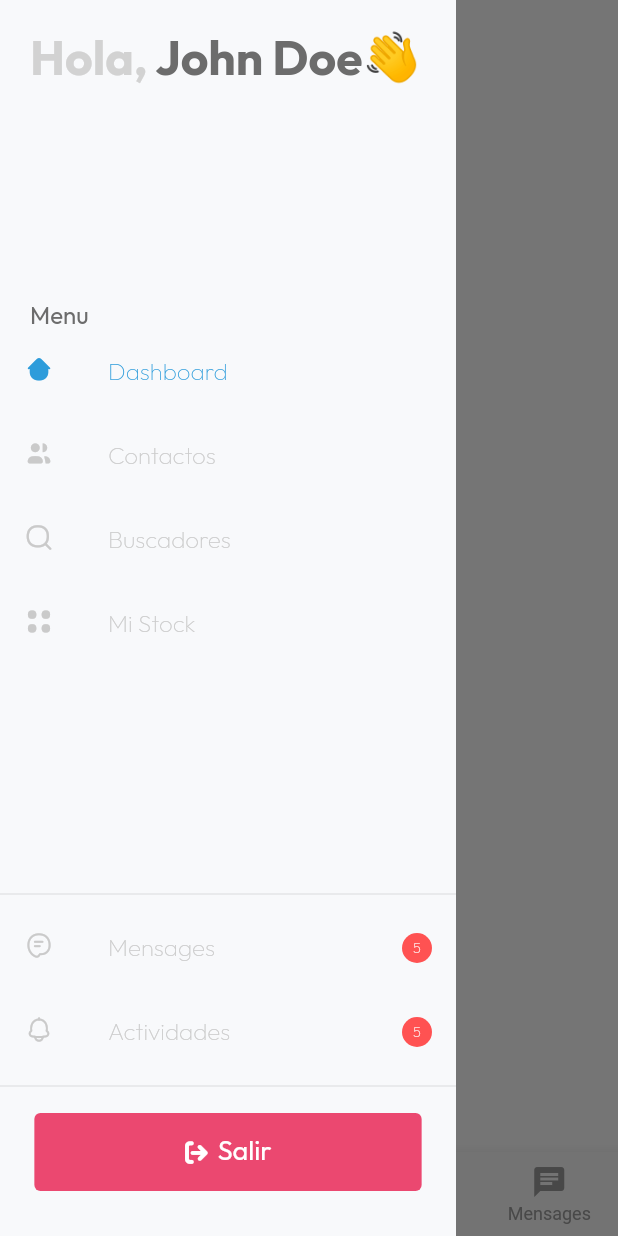
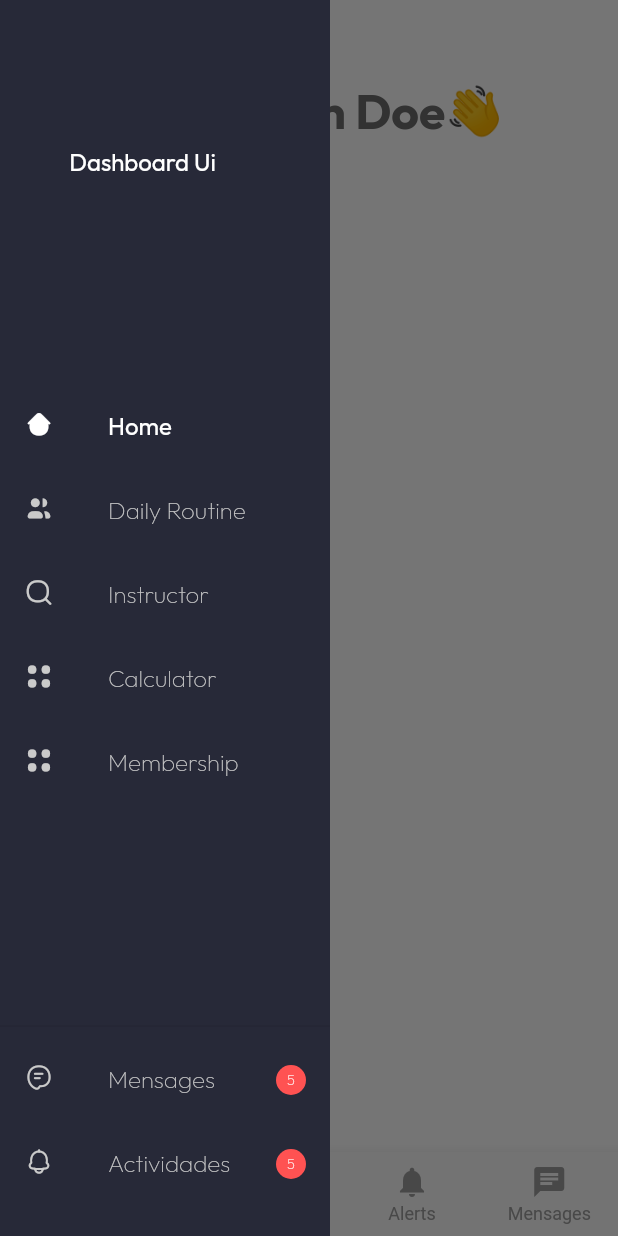
Before and after one commit to OsmanyCruz/ResponsiveDashboardUi, a Flutter app: the screen it shows after launch, with the side drawer open, on a phone screen of 412 x 824 dp. Run offline on Flutter 3.47's test engine with Material 2 defaults, Android fonts, the phone set to English and light mode, and no system bars.

Commit message:
cambio drawer and color

```diff
--- a/lib/responsive/descktop_scaffold.dart
+++ b/lib/responsive/descktop_scaffold.dart
@@ -10,12 +10,12 @@ class DescktopScaffold extends StatelessWidget {
   @override
   Widget build(BuildContext context) {
     return Scaffold(
-      backgroundColor: Colors.white,
+      backgroundColor: Color(0xff1B1E2A),
       body: Row(
         children: [
           MyDrawer(),
           Expanded(
-            flex: 8,
+            flex: 10,
             child: MyContent(),
           ),
           Expanded(
--- a/lib/widgets/myContent.dart
+++ b/lib/widgets/myContent.dart
@@ -4,7 +4,38 @@ class MyContent extends StatelessWidget {
   @override
   Widget build(BuildContext context) {
     return Container(
-      color: Colors.white,
+     child: Column(
+      children: [
+        RichText(
+              text: const TextSpan(
+                text: 'Hola,',
+                style: TextStyle(
+                    fontFamily: 'Outfit',
+                    fontWeight: FontWeight.w700,
+                    fontSize: 32,
+                    color: Color(0xffD2D2D2)),
+                children: <TextSpan>[
+                  TextSpan(
+                    text: ' John Doe',
+                    style: TextStyle(
+                        fontFamily: 'Outfit',
+                        fontWeight: FontWeight.w700,
+                        fontSize: 32,
+                        color: Color(0xff6C6C6C)),
+                  ),
+                  TextSpan(
+                    text: '👋',
+                    style: TextStyle(
+                        fontFamily: 'Outfit',
+                        fontWeight: FontWeight.w800,
+                        fontSize: 32,
+                        color: Color(0xff263238)),
+                  ),
+                ],
+              ),
+            ),
+      ],
+     ),
     );
   }
 }
--- a/lib/widgets/myDrawer.dart
+++ b/lib/widgets/myDrawer.dart
@@ -5,93 +5,79 @@ class MyDrawer extends StatelessWidget {
   @override
   Widget build(BuildContext context) {
     return Drawer(
-      backgroundColor: const Color(0xFFF8F9FB),
+      width: 220,
+      backgroundColor: const Color(0xFF272938),
       elevation: 0,
       child: Column(
         mainAxisAlignment: MainAxisAlignment.spaceBetween,
         crossAxisAlignment: CrossAxisAlignment.start,
         children: [
           Padding(
-            padding: const EdgeInsets.only(left: 20, top: 20),
-            child: RichText(
-              text: const TextSpan(
-                text: 'Hola,',
-                style: TextStyle(
-                    fontFamily: 'Outfit',
-                    fontWeight: FontWeight.w700,
-                    fontSize: 32,
-                    color: Color(0xffD2D2D2)),
-                children: <TextSpan>[
-                  TextSpan(
-                    text: ' John Doe',
-                    style: TextStyle(
-                        fontFamily: 'Outfit',
-                        fontWeight: FontWeight.w700,
-                        fontSize: 32,
-                        color: Color(0xff6C6C6C)),
-                  ),
-                  TextSpan(
-                    text: '👋',
-                    style: TextStyle(
-                        fontFamily: 'Outfit',
-                        fontWeight: FontWeight.w800,
-                        fontSize: 32,
-                        color: Color(0xff263238)),
-                  ),
-                ],
-              ),
+            padding: const EdgeInsets.only(top: 100,right: 30),
+            child: Row(
+              mainAxisAlignment: MainAxisAlignment.center,
+              children: const[
+                 Text('Dashboard Ui',
+                      style: TextStyle(
+                          fontFamily: 'Outfit',
+                          fontWeight: FontWeight.normal,
+                          fontSize: 16,
+                          color: Colors.white)),
+              ],
             ),
           ),
           Column(
             mainAxisAlignment: MainAxisAlignment.start,
             crossAxisAlignment: CrossAxisAlignment.start,
-            children: [
-              Padding(
-                padding: const EdgeInsets.only(left: 20),
-                child: const Text('Menu',
-                    style: TextStyle(
-                        fontFamily: 'Outfit',
-                        fontWeight: FontWeight.w400,
-                        fontSize: 16,
-                        color: Color(0xff6C6C6C))),
-              ),
-              const ListTile(
+            children: const [
+
+               ListTile(
                 leading: Icon(
                   ResponsiveDashboardUi.home,
                   size: 20,
-                  color: Color(0xff2D9CDB),
+                  color: Colors.white,
                 ),
-                title: Text('Dashboard',
+                title: Text('Home',
                     style: TextStyle(
                         fontFamily: 'Outfit',
-                        fontWeight: FontWeight.w200,
+                        fontWeight: FontWeight.normal,
                         fontSize: 16,
-                        color: Color(0xff2D9CDB))),
+                        color: Colors.white)),
               ),
-              const ListTile(
+               ListTile(
                 leading: Icon(ResponsiveDashboardUi.two_user,
                     size: 20, color: Color(0xffCACACA)),
-                title: Text('Contactos',
+                title: Text('Daily Routine',
                     style: TextStyle(
                         fontFamily: 'Outfit',
                         fontWeight: FontWeight.w200,
                         fontSize: 16,
                         color: Color(0xffCACACA))),
               ),
-              const ListTile(
+               ListTile(
                 leading: Icon(ResponsiveDashboardUi.search,
                     size: 20, color: Color(0xffCACACA)),
-                title: Text('Buscadores',
+                title: Text('Instructor',
                     style: TextStyle(
                         fontFamily: 'Outfit',
                         fontWeight: FontWeight.w200,
                         fontSize: 16,
                         color: Color(0xffCACACA))),
               ),
-              const ListTile(
+               ListTile(
                 leading: Icon(ResponsiveDashboardUi.menu,
                     size: 20, color: Color(0xffCACACA)),
-                title: Text('Mi Stock',
+                title: Text('Calculator',
+                    style: TextStyle(
+                        fontFamily: 'Outfit',
+                        fontWeight: FontWeight.w200,
+                        fontSize: 16,
+                        color: Color(0xffCACACA))),
+              ),
+               ListTile(
+                leading: Icon(ResponsiveDashboardUi.menu,
+                    size: 20, color: Color(0xffCACACA)),
+                title: Text('Membership',
                     style: TextStyle(
                         fontFamily: 'Outfit',
                         fontWeight: FontWeight.w200,
@@ -153,31 +139,6 @@ class MyDrawer extends StatelessWidget {
                     ),
                   ),
                 ),
-                const Divider(),
-                Padding(
-                  padding: const EdgeInsets.symmetric(vertical: 10),
-                  child: ElevatedButton.icon(
-                    style: ElevatedButton.styleFrom(
-                      elevation: 0,
-                      padding: const EdgeInsets.symmetric(
-                          vertical: 16, horizontal: 100),
-                      primary: const Color(0xffEB4870),
-                      textStyle: const TextStyle(fontSize: 20),
-                    ),
-                    onPressed: () {},
-                    icon: const Icon(
-                      ResponsiveDashboardUi.logout,
-                      size: 16,
-                      color: Colors.white,
-                    ),
-                    label: const Text('Salir',
-                        style: TextStyle(
-                            fontFamily: 'Outfit',
-                            fontWeight: FontWeight.w400,
-                            fontSize: 18,
-                            color: Colors.white)),
-                  ),
-                ),
               ],
             ),
           ),
```
